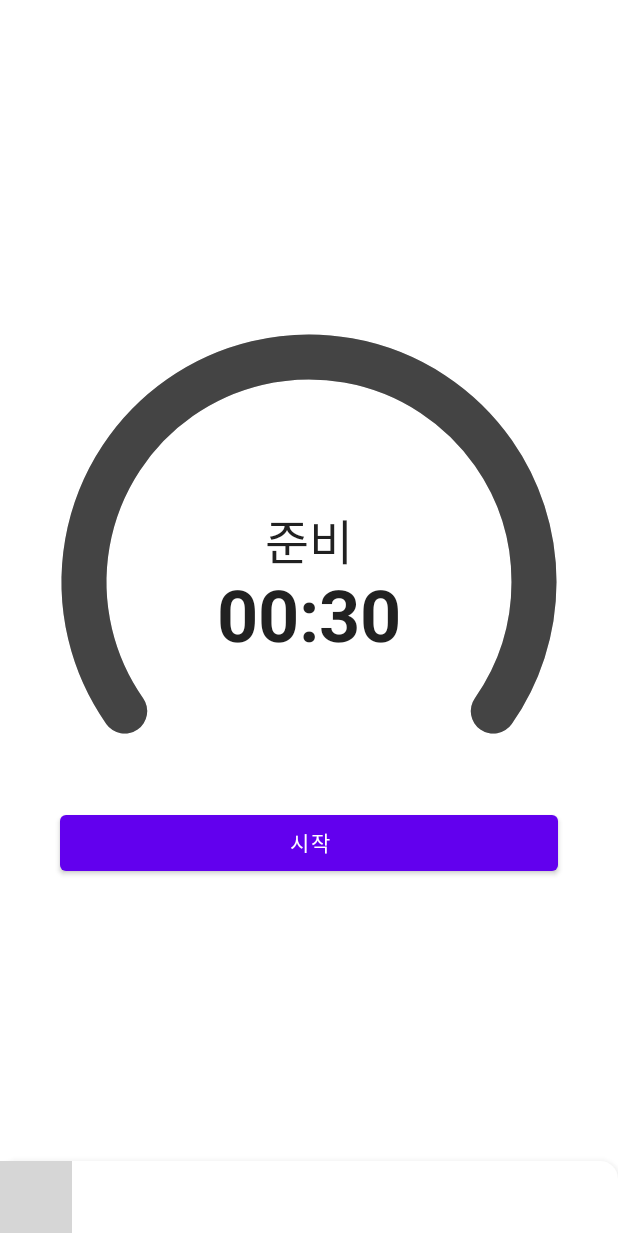
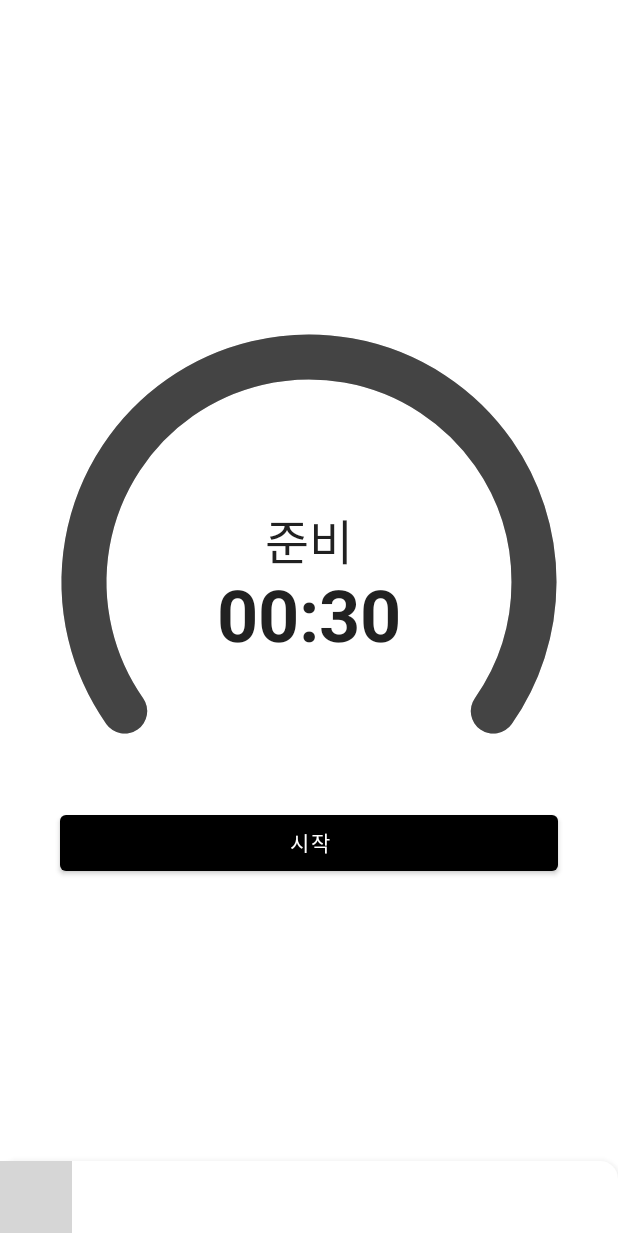
Before and after one commit to DongChyeon/Interval-Timer, an Android app built with Jetpack Compose: the screen it shows after launch (MainActivity), on a phone screen of 412 x 824 dp. Run offline under Robolectric (Android 15) with nearby library versions, the phone set to English and light mode, and no system bars; our stand-ins replace Dagger/Hilt's generated code; 3 statements that could not run were skipped; grey boxes are pictures that could not be loaded.

Commit message:
Feat : TTS를 통한 타이머 알림음 구현

```diff
--- a/app/src/main/java/com/dongchyeon/exerciseintervaltimer/di/InjectionModule.kt
+++ b/app/src/main/java/com/dongchyeon/exerciseintervaltimer/di/InjectionModule.kt
@@ -1,10 +1,17 @@
 package com.dongchyeon.exerciseintervaltimer.di
 
+import android.content.Context
+import android.media.Ringtone
+import android.media.RingtoneManager
+import android.net.Uri
+import android.speech.tts.TextToSpeech
 import com.dongchyeon.exerciseintervaltimer.ui.timer.TimerRepository
 import dagger.Module
 import dagger.Provides
 import dagger.hilt.InstallIn
+import dagger.hilt.android.qualifiers.ApplicationContext
 import dagger.hilt.components.SingletonComponent
+import java.util.*
 import javax.inject.Singleton
 
 @Module
@@ -12,7 +19,25 @@ import javax.inject.Singleton
 object InjectionModule {
     @Singleton
     @Provides
-    fun providesTimerRepository(): TimerRepository {
-        return TimerRepository()
+    fun providesTTS(@ApplicationContext context: Context): TextToSpeech {
+        var tts: TextToSpeech? = null
+
+        tts = TextToSpeech(context) {
+            if (it == TextToSpeech.SUCCESS) tts?.language = Locale.KOREAN
+        }
+
+        return tts
+    }
+    @Singleton
+    @Provides
+    fun providesRingtone(@ApplicationContext context: Context): Ringtone {
+        val notification: Uri = RingtoneManager.getActualDefaultRingtoneUri(context, RingtoneManager.TYPE_RINGTONE)
+        return RingtoneManager.getRingtone(context, notification)
+    }
+
+    @Singleton
+    @Provides
+    fun providesTimerRepository(tts: TextToSpeech): TimerRepository {
+        return TimerRepository(tts)
     }
 }
--- a/app/src/main/java/com/dongchyeon/exerciseintervaltimer/ui/timer/TimerRepository.kt
+++ b/app/src/main/java/com/dongchyeon/exerciseintervaltimer/ui/timer/TimerRepository.kt
@@ -1,15 +1,19 @@
 package com.dongchyeon.exerciseintervaltimer.ui.timer
 
 import android.os.SystemClock
+import android.speech.tts.TextToSpeech
+import android.speech.tts.TextToSpeech.QUEUE_FLUSH
 import com.dongchyeon.exerciseintervaltimer.util.toMillis
 import kotlinx.coroutines.delay
 import kotlinx.coroutines.flow.MutableStateFlow
-import kotlinx.coroutines.flow.asSharedFlow
 import kotlinx.coroutines.flow.flow
 import kotlinx.coroutines.flow.update
+import javax.inject.Inject
 import kotlin.properties.Delegates
 
-class TimerRepository {
+class TimerRepository @Inject constructor(
+    private val tts: TextToSpeech
+) {
     companion object {
         val DEFAULT_STATE = TimerDataState(
             allSets = 3,
@@ -20,7 +24,7 @@ class TimerRepository {
     }
 
     private val _dataState = MutableStateFlow(DEFAULT_STATE)
-    val dataState = _dataState.asSharedFlow()
+    val dataState = _dataState
 
     private var isRunning = false
     private var isFinished = false
@@ -56,6 +60,12 @@ class TimerRepository {
         isRunning = true
         _dataState.update { it.copy(isRunning = true) }
 
+        when (_dataState.value.roundState) {
+            TimerRoundState.PREPARE -> playAlarm("준비")
+            TimerRoundState.EXERCISE -> playAlarm("운동")
+            TimerRoundState.REST -> playAlarm("휴식")
+        }
+
         flow {
             while (isRunning) {
                 val startTime = SystemClock.elapsedRealtime()
@@ -80,6 +90,7 @@ class TimerRepository {
                 }
 
                 if (currentLeftTime <= 0) {  // 현재 라운드 종료
+
                     var roundTotalTime by Delegates.notNull<Long>()
                     var roundRemainTime by Delegates.notNull<Long>()
 
@@ -87,6 +98,12 @@ class TimerRepository {
                         TimerRoundState.PREPARE -> TimerRoundState.EXERCISE
                         TimerRoundState.EXERCISE -> TimerRoundState.REST
                         TimerRoundState.REST -> TimerRoundState.EXERCISE
+                    }
+
+                    when (nextRound) {
+                        TimerRoundState.PREPARE -> playAlarm("준비")
+                        TimerRoundState.EXERCISE -> playAlarm("운동")
+                        TimerRoundState.REST -> playAlarm("휴식")
                     }
 
                     val set =
@@ -125,4 +142,8 @@ class TimerRepository {
         isRunning = false
         _dataState.update { it.copy(isRunning = false) }
     }
+
+    private fun playAlarm(string: CharSequence) {
+        tts.speak(string, QUEUE_FLUSH, null, null)
+    }
 }
--- a/app/src/main/java/com/dongchyeon/exerciseintervaltimer/ui/timer/TimerScreen.kt
+++ b/app/src/main/java/com/dongchyeon/exerciseintervaltimer/ui/timer/TimerScreen.kt
@@ -20,7 +20,7 @@ import androidx.compose.ui.tooling.preview.Preview
 import androidx.compose.ui.unit.dp
 import androidx.compose.ui.unit.sp
 import androidx.lifecycle.viewmodel.compose.viewModel
-import com.dongchyeon.exerciseintervaltimer.BottomSheet
+import com.dongchyeon.exerciseintervaltimer.ui.BottomSheet
 import com.dongchyeon.exerciseintervaltimer.ui.theme.ExerciseIntervalTimerTheme
 import com.dongchyeon.exerciseintervaltimer.util.getFormattedTime
 import com.dongchyeon.exerciseintervaltimer.util.toSec
@@ -67,6 +67,10 @@ fun TimerScreen(
                 )
 
                 Button(
+                    colors = ButtonDefaults.buttonColors(
+                        backgroundColor = Color.Black,
+                        contentColor = Color.White
+                    ),
                     onClick = {
                         if (!timerDataState.isRunning) viewModel.startTimer() else viewModel.pauseTimer()
                     }
@@ -81,7 +85,6 @@ fun TimerScreen(
         }
     }
 }
-
 
 @Composable
 fun CircularTimer(
```
Also changed, not shown: app/build.gradle (+8 -0 lines), app/src/main/java/com/dongchyeon/exerciseintervaltimer/ui/BottomSheet.kt (+7 -3 lines).
